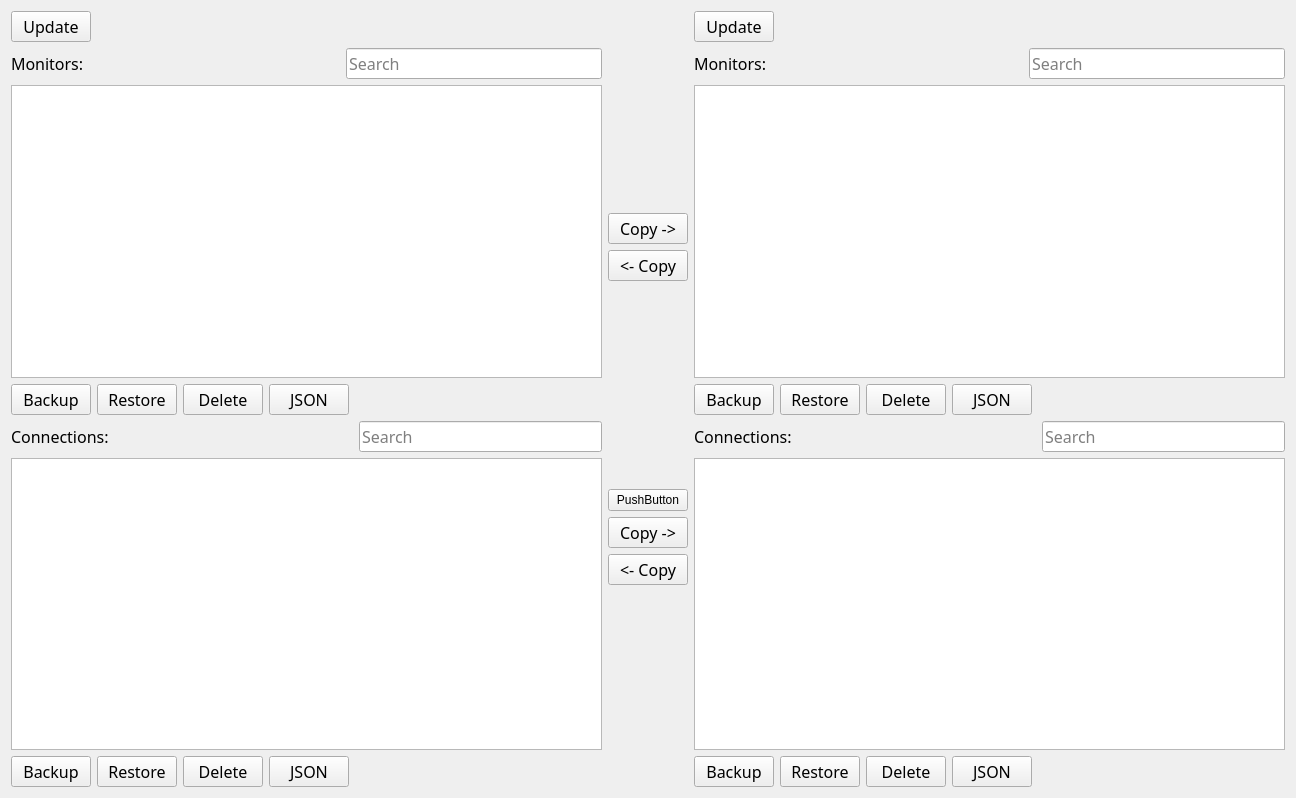
First picture: the form in data/monitors_and_connections.ui, repository SumoLogic/sumologictoolbox, before the edit.
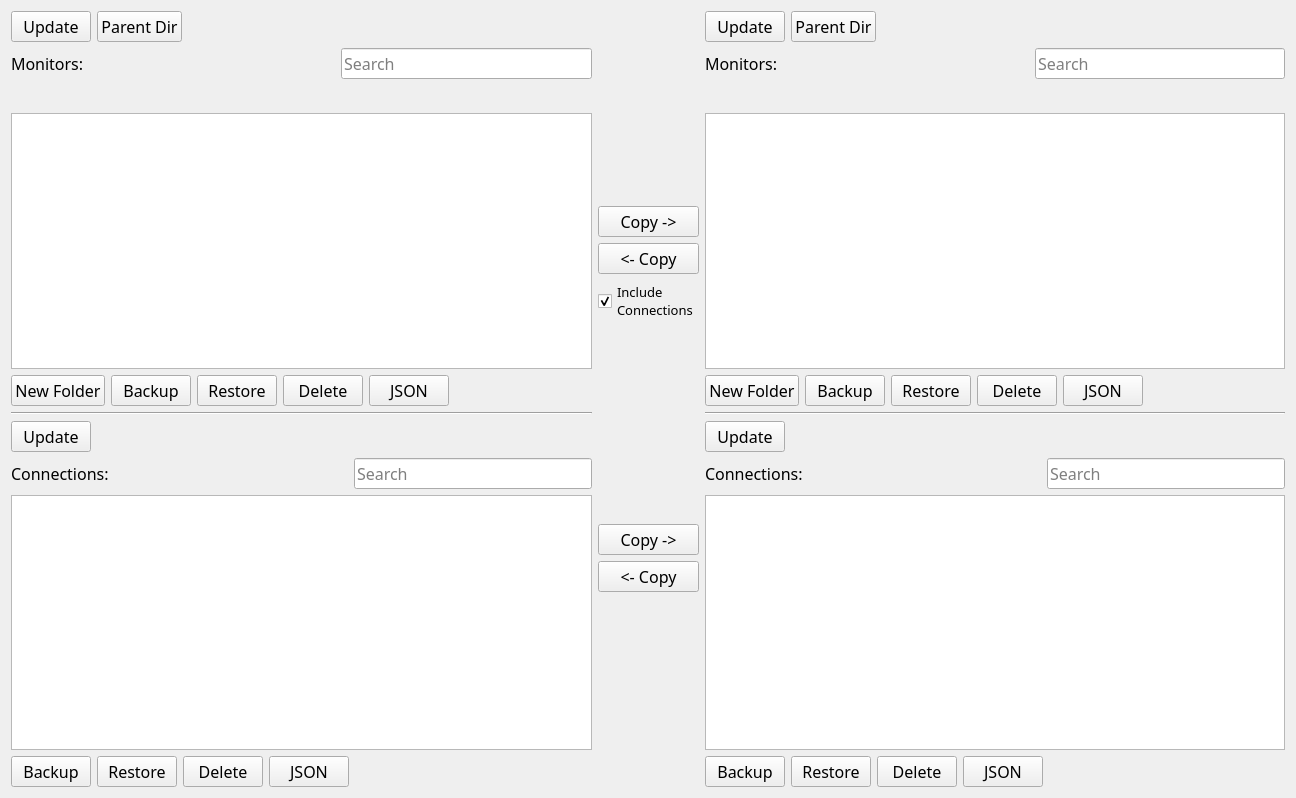
Second picture: the form after the edit.

Commit message: Added tons of stuff including Monitors and Connections tab and SAML tab

Diff of the .ui file:
```diff
--- a/data/monitors_and_connections.ui
+++ b/data/monitors_and_connections.ui
@@ -31,6 +31,22 @@
          </property>
         </widget>
        </item>
+       <item>
+        <widget class="QPushButton" name="pushButtonParentDirMonitorsLeft">
+         <property name="font">
+          <font>
+           <family>Waree</family>
+           <pointsize>12</pointsize>
+          </font>
+         </property>
+         <property name="toolTip">
+          <string>Go up one level to the parent directory of the current directory. </string>
+         </property>
+         <property name="text">
+          <string>Parent Dir</string>
+         </property>
+        </widget>
+       </item>
        <item>
         <spacer name="horizontalSpacer">
          <property name="orientation">
@@ -89,6 +105,19 @@
        </item>
       </layout>
      </item>
+     <item>
+      <widget class="QLabel" name="labelMonitorPathLeft">
+       <property name="font">
+        <font>
+         <family>Waree</family>
+         <pointsize>12</pointsize>
+        </font>
+       </property>
+       <property name="text">
+        <string/>
+       </property>
+      </widget>
+     </item>
      <item>
       <widget class="QListWidget" name="listWidgetMonitorsLeft">
        <property name="font">
@@ -107,6 +136,19 @@
      </item>
      <item>
       <layout class="QHBoxLayout" name="horizontalLayout_3">
+       <item>
+        <widget class="QPushButton" name="pushButtonMonitorNewFolderLeft">
+         <property name="font">
+          <font>
+           <family>Waree</family>
+           <pointsize>12</pointsize>
+          </font>
+         </property>
+         <property name="text">
+          <string>New Folder</string>
+         </property>
+        </widget>
+       </item>
        <item>
         <widget class="QPushButton" name="pushButtonBackupMonitorLeft">
          <property name="font">
@@ -177,6 +219,46 @@
        </item>
       </layout>
      </item>
+     <item>
+      <widget class="Line" name="line">
+       <property name="orientation">
+        <enum>Qt::Horizontal</enum>
+       </property>
+      </widget>
+     </item>
+     <item>
+      <layout class="QHBoxLayout" name="horizontalLayout_12">
+       <item>
+        <widget class="QPushButton" name="pushButtonUpdateConnectionsLeft">
+         <property name="font">
+          <font>
+           <family>Waree</family>
+           <pointsize>12</pointsize>
+          </font>
+         </property>
+         <property name="toolTip">
+          <string>Update the list of connections.</string>
+         </property>
+         <property name="text">
+          <string>Update</string>
+         </property>
+        </widget>
+       </item>
+       <item>
+        <spacer name="horizontalSpacer_11">
+         <property name="orientation">
+          <enum>Qt::Horizontal</enum>
+         </property>
+         <property name="sizeHint" stdset="0">
+          <size>
+           <width>40</width>
+           <height>20</height>
+          </size>
+         </property>
+        </spacer>
+       </item>
+      </layout>
+     </item>
      <item>
       <layout class="QHBoxLayout" name="horizontalLayout_8">
        <item>
@@ -351,6 +433,26 @@
        </property>
       </widget>
      </item>
+     <item>
+      <widget class="QCheckBox" name="checkBoxCopyRestoreConnections">
+       <property name="font">
+        <font>
+         <family>Waree</family>
+         <pointsize>10</pointsize>
+        </font>
+       </property>
+       <property name="toolTip">
+        <string>&lt;html&gt;&lt;head/&gt;&lt;body&gt;&lt;p&gt;Check this if you want to copy/restore any webhook &lt;/p&gt;&lt;p&gt;connections used by the selected monitor(s). &lt;br/&gt;&lt;br/&gt;This will look for monitors of the same name in the&lt;/p&gt;&lt;p&gt;target org and attach them to the monitor if they exist.&lt;/p&gt;&lt;p&gt;If they don't exist then they will be created from the&lt;/p&gt;&lt;p&gt;connections exported from the source org.&lt;/p&gt;&lt;/body&gt;&lt;/html&gt;</string>
+       </property>
+       <property name="text">
+        <string>Include
+Connections</string>
+       </property>
+       <property name="checked">
+        <bool>true</bool>
+       </property>
+      </widget>
+     </item>
      <item>
       <spacer name="verticalSpacer">
        <property name="orientation">
@@ -367,13 +469,6 @@
        </property>
       </spacer>
      </item>
-     <item>
-      <widget class="QPushButton" name="pushButton_4">
-       <property name="text">
-        <string>PushButton</string>
-       </property>
-      </widget>
-     </item>
      <item>
       <widget class="QPushButton" name="pushButtonCopyConnectionLeftToRight">
        <property name="font">
@@ -432,6 +527,22 @@
          </property>
         </widget>
        </item>
+       <item>
+        <widget class="QPushButton" name="pushButtonParentDirMonitorsRight">
+         <property name="font">
+          <font>
+           <family>Waree</family>
+           <pointsize>12</pointsize>
+          </font>
+         </property>
+         <property name="toolTip">
+          <string>Go up one level to the parent directory of the current directory. </string>
+         </property>
+         <property name="text">
+          <string>Parent Dir</string>
+         </property>
+        </widget>
+       </item>
        <item>
         <spacer name="horizontalSpacer_2">
          <property name="orientation">
@@ -490,6 +601,19 @@
        </item>
       </layout>
      </item>
+     <item>
+      <widget class="QLabel" name="labelMonitorPathRight">
+       <property name="font">
+        <font>
+         <family>Waree</family>
+         <pointsize>12</pointsize>
+        </font>
+       </property>
+       <property name="text">
+        <string/>
+       </property>
+      </widget>
+     </item>
      <item>
       <widget class="QListWidget" name="listWidgetMonitorsRight">
        <property name="font">
@@ -508,6 +632,19 @@
      </item>
      <item>
       <layout class="QHBoxLayout" name="horizontalLayout_4">
+       <item>
+        <widget class="QPushButton" name="pushButtonMonitorNewFolderRight">
+         <property name="font">
+          <font>
+           <family>Waree</family>
+           <pointsize>12</pointsize>
+          </font>
+         </property>
+         <property name="text">
+          <string>New Folder</string>
+         </property>
+        </widget>
+       </item>
        <item>
         <widget class="QPushButton" name="pushButtonBackupMonitorRight">
          <property name="font">
@@ -578,6 +715,46 @@
        </item>
       </layout>
      </item>
+     <item>
+      <widget class="Line" name="line_2">
+       <property name="orientation">
+        <enum>Qt::Horizontal</enum>
+       </property>
+      </widget>
+     </item>
+     <item>
+      <layout class="QHBoxLayout" name="horizontalLayout_13">
+       <item>
+        <widget class="QPushButton" name="pushButtonUpdateConnectionsRight">
+         <property name="font">
+          <font>
+           <family>Waree</family>
+           <pointsize>12</pointsize>
+          </font>
+         </property>
+         <property name="toolTip">
+          <string>Update the list of connections.</string>
+         </property>
+         <property name="text">
+          <string>Update</string>
+         </property>
+        </widget>
+       </item>
+       <item>
+        <spacer name="horizontalSpacer_12">
+         <property name="orientation">
+          <enum>Qt::Horizontal</enum>
+         </property>
+         <property name="sizeHint" stdset="0">
+          <size>
+           <width>40</width>
+           <height>20</height>
+          </size>
+         </property>
+        </spacer>
+       </item>
+      </layout>
+     </item>
      <item>
       <layout class="QHBoxLayout" name="horizontalLayout_10">
        <item>
```
Left out of the diff: 72 changed lines with no effect on the pictures. The commit also changes 44 other files.
